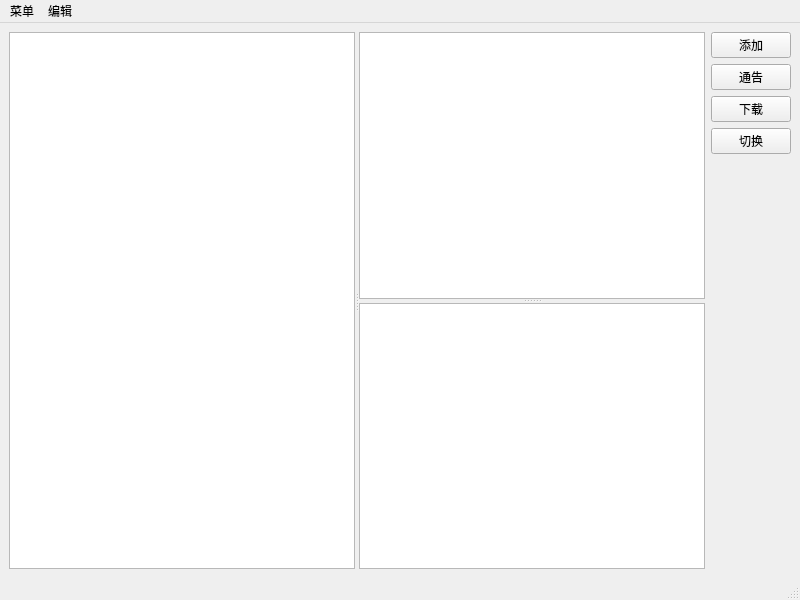
This is PageUI/mainPage.ui in lxambulance/CoLoRagent as Qt 5 draws it before an edit. The edited form follows.
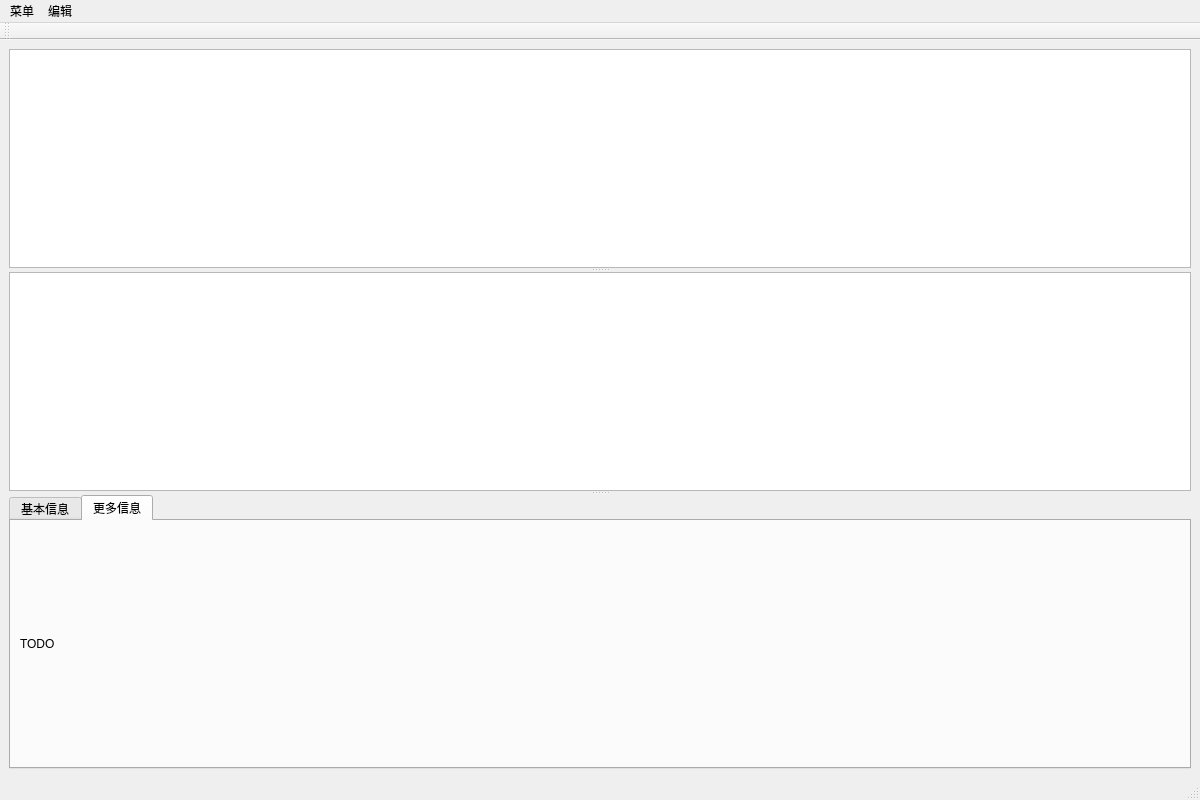
This is the edited form. The open tabs and pages were chosen to show the change. Custom widgets are drawn as their Qt base class.

```diff
--- a/PageUI/mainPage.ui
+++ b/PageUI/mainPage.ui
@@ -6,83 +6,64 @@
    <rect>
     <x>0</x>
     <y>0</y>
-    <width>800</width>
-    <height>600</height>
+    <width>1200</width>
+    <height>800</height>
    </rect>
   </property>
   <property name="windowTitle">
    <string>MainWindow</string>
   </property>
   <widget class="QWidget" name="centralwidget">
-   <layout class="QHBoxLayout" name="horizontalLayout">
+   <layout class="QVBoxLayout" name="verticalLayout_2">
     <item>
-     <widget class="QSplitter" name="splitter_2">
+     <widget class="QSplitter" name="splitter">
       <property name="orientation">
-       <enum>Qt::Horizontal</enum>
+       <enum>Qt::Vertical</enum>
       </property>
-      <widget class="QTreeView" name="treeView"/>
-      <widget class="QSplitter" name="splitter">
-       <property name="orientation">
-        <enum>Qt::Vertical</enum>
+      <widget class="MyTableView" name="tableView">
+       <property name="contextMenuPolicy">
+        <enum>Qt::ActionsContextMenu</enum>
        </property>
-       <widget class="MyTableView" name="tableView">
-        <property name="contextMenuPolicy">
-         <enum>Qt::ActionsContextMenu</enum>
-        </property>
+      </widget>
+      <widget class="MyListView" name="listView">
+       <property name="contextMenuPolicy">
+        <enum>Qt::ActionsContextMenu</enum>
+       </property>
+      </widget>
+      <widget class="QTabWidget" name="tabWidget">
+       <property name="currentIndex">
+        <number>0</number>
+       </property>
+       <widget class="QWidget" name="baseTab">
+        <attribute name="title">
+         <string>基本信息</string>
+        </attribute>
+        <layout class="QHBoxLayout" name="horizontalLayout">
+         <item>
+          <widget class="GraphWidget" name="graphics"/>
+         </item>
+         <item>
+          <widget class="QTextBrowser" name="textBrowser"/>
+         </item>
+        </layout>
        </widget>
-       <widget class="MyListView" name="listView">
-        <property name="contextMenuPolicy">
-         <enum>Qt::ActionsContextMenu</enum>
-        </property>
+       <widget class="QWidget" name="MoreTab">
+        <attribute name="title">
+         <string>更多信息</string>
+        </attribute>
+        <layout class="QVBoxLayout" name="verticalLayout">
+         <item>
+          <widget class="QLabel" name="label">
+           <property name="text">
+            <string>TODO</string>
+           </property>
+          </widget>
+         </item>
+        </layout>
        </widget>
       </widget>
      </widget>
     </item>
-    <item>
-     <layout class="QVBoxLayout" name="verticalLayout">
-      <item>
-       <widget class="QPushButton" name="pushButton_add">
-        <property name="text">
-         <string>添加</string>
-        </property>
-       </widget>
-      </item>
-      <item>
-       <widget class="QPushButton" name="pushButton_reg">
-        <property name="text">
-         <string>通告</string>
-        </property>
-       </widget>
-      </item>
-      <item>
-       <widget class="QPushButton" name="pushButton_dow">
-        <property name="text">
-         <string>下载</string>
-        </property>
-       </widget>
-      </item>
-      <item>
-       <widget class="QPushButton" name="pushButton_swi">
-        <property name="text">
-         <string>切换</string>
-        </property>
-       </widget>
-      </item>
-      <item>
-       <spacer name="verticalSpacer">
-        <property name="orientation">
-         <enum>Qt::Vertical</enum>
-        </property>
-        <property name="sizeHint" stdset="0">
-         <size>
-          <width>20</width>
-          <height>40</height>
-         </size>
-        </property>
-       </spacer>
-      </item>
-     </layout>
-    </item>
    </layout>
   </widget>
   <widget class="QMenuBar" name="menubar">
@@ -90,7 +71,7 @@
     <rect>
      <x>0</x>
      <y>0</y>
-     <width>800</width>
+     <width>1200</width>
      <height>23</height>
     </rect>
    </property>
@@ -119,7 +100,24 @@
    <addaction name="menu_2"/>
   </widget>
   <widget class="QStatusBar" name="statusbar"/>
-  <action name="action_2">
+  <widget class="QToolBar" name="toolBar">
+   <property name="minimumSize">
+    <size>
+     <width>16</width>
+     <height>16</height>
+    </size>
+   </property>
+   <property name="windowTitle">
+    <string>toolBar</string>
+   </property>
+   <attribute name="toolBarArea">
+    <enum>TopToolBarArea</enum>
+   </attribute>
+   <attribute name="toolBarBreak">
+    <bool>false</bool>
+   </attribute>
+  </widget>
+  <action name="action_reg">
    <property name="text">
     <string>通告</string>
    </property>
@@ -179,7 +177,12 @@
   <customwidget>
    <class>MyListView</class>
    <extends>QListView</extends>
-   <header>MyListView</header>
+   <header>serviceList</header>
+  </customwidget>
+  <customwidget>
+   <class>GraphWidget</class>
+   <extends>QGraphicsView</extends>
+   <header>GraphWidget</header>
   </customwidget>
  </customwidgets>
  <resources>
```
Left out of the diff: 41 changed lines with no effect on the pictures.
